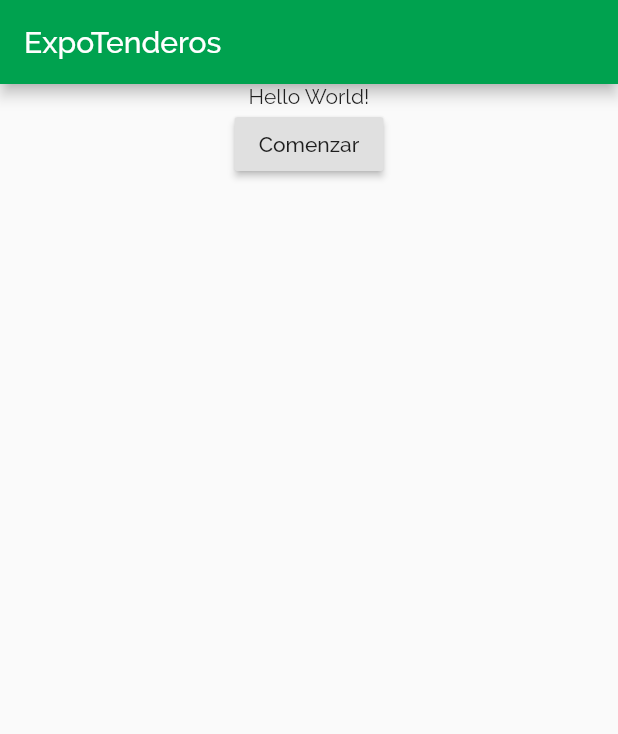
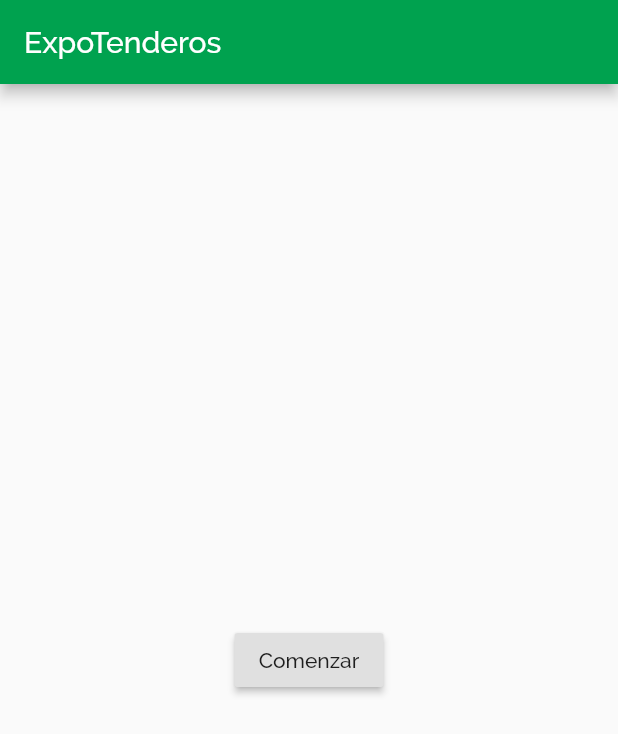
Before and after one commit to ElZombieIsra/expotenderdos_app, a Flutter app: the screen it shows after launch, on a phone screen of 412 x 824 dp. Shown: the top 734 px of the screen. Run offline on Flutter 3.47's test engine with Material 2 defaults, Android fonts, the phone set to English and light mode, and no system bars; our stand-ins replace image_picker, location, sqflite; missing offline and left inert: qrcode_reader; accounts and stored records are empty.

Commit message:
Centered main button

```diff
--- a/lib/screens/HomeScreen.dart
+++ b/lib/screens/HomeScreen.dart
@@ -14,10 +14,7 @@ class HomeScreen extends StatelessWidget {
         title: Text(globals.title),
       ),
       body: Center(
-        child: Column(
-          children: <Widget>[
-            Text('Hello World!'),
-            RaisedButton(
+        child: RaisedButton(
           child: Text('Comenzar'),
           onPressed: (){
             auth.isSomeoneLoggedIn()
@@ -44,8 +41,6 @@ class HomeScreen extends StatelessWidget {
               }
             }).catchError((err) => print(err));
           },
-            )
-          ],
         ),
       ),
     );
```
Lines whose indentation alone changed are shown as unchanged.
